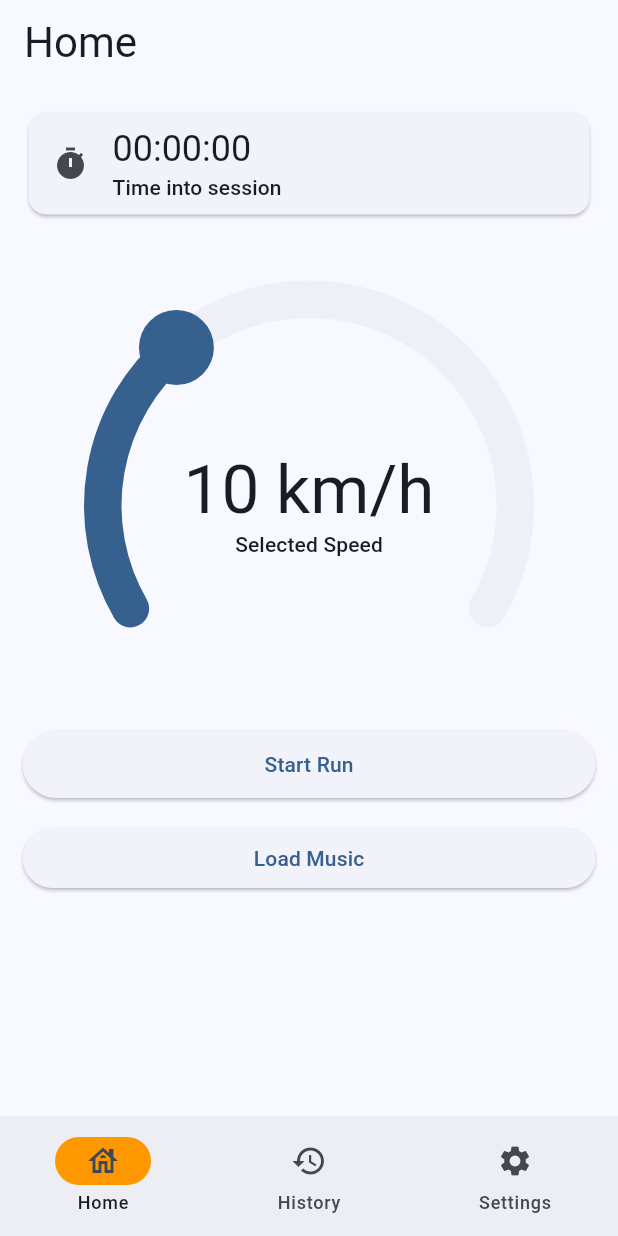
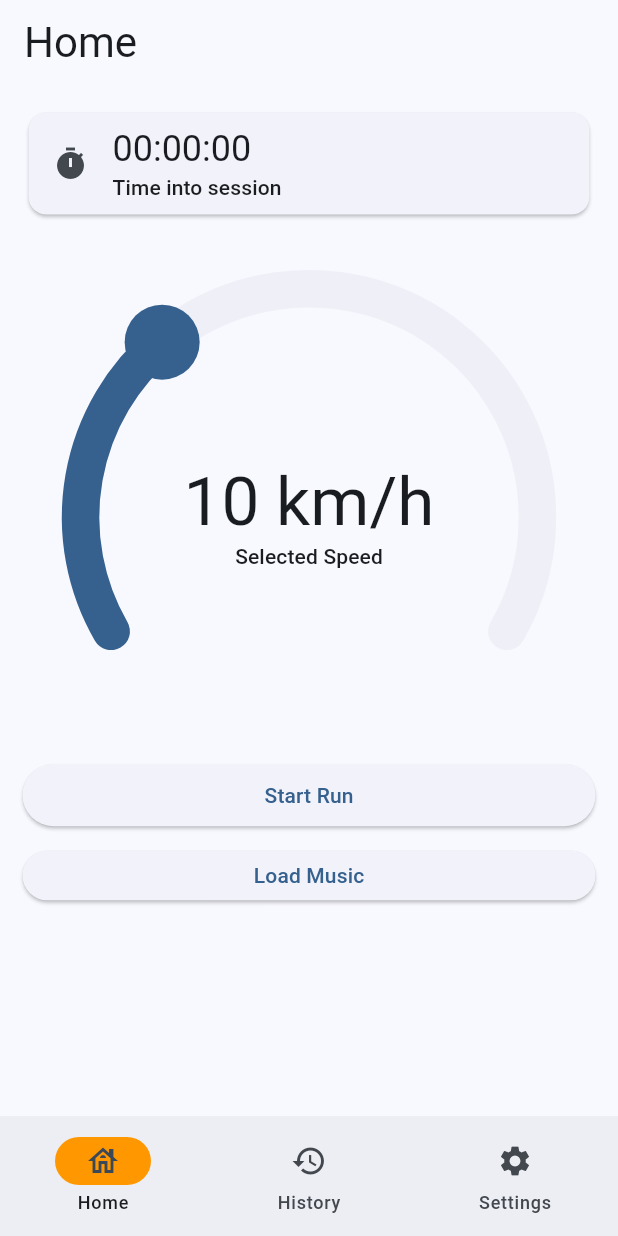
Before and after one commit to DHBW-Coding/jogdog, a Flutter app: the screen it shows after launch, on a phone screen of 412 x 824 dp. Run offline on Flutter 3.47's test engine with Material 2 defaults, Android fonts, the phone set to English and light mode, and no system bars; drawn by our look-alikes of sleek_circular_slider; our stand-ins replace file_picker, geolocator, just_audio, logger, pedometer, permission_handler and 1 more; missing offline and left inert: logger_flutter_plus.

Commit message:
Added a flexible layout

```diff
--- a/lib/main.dart
+++ b/lib/main.dart
@@ -1,7 +1,6 @@
-import 'dart:io';
-
 import 'package:flutter/foundation.dart';
 import 'package:flutter/material.dart';
+import 'package:flutter/services.dart';
 import 'package:jog_dog/pages/page_history.dart';
 import 'package:jog_dog/pages/page_home.dart';
 import 'package:jog_dog/pages/page_settings.dart';
@@ -39,6 +38,10 @@ class _MyApp extends State<MyApp> {
 
   @override
   Widget build(BuildContext context) {
+    SystemChrome.setPreferredOrientations([
+      DeviceOrientation.portraitUp,
+      DeviceOrientation.portraitDown,
+    ]);
     return MaterialApp(
       theme: AppTheme.lightTheme,
       darkTheme: AppTheme.darkTheme,
--- a/lib/pages/page_home.dart
+++ b/lib/pages/page_home.dart
@@ -1,3 +1,4 @@
+import 'dart:async';
 import 'package:flutter/foundation.dart';
 import 'package:flutter/material.dart';
 import 'package:jog_dog/utilities/run_music_logic.dart';
@@ -17,6 +18,7 @@ class Home extends StatefulWidget {
 class _HomeState extends State<Home> {
   int currentTime = 0;
   int _currentSpeed = 10;
+  late Timer timeElapsed;
   bool _isRunning = SessionManager().isRunning;
 
   @override
@@ -31,17 +33,16 @@ class _HomeState extends State<Home> {
       body: Padding(
         padding: const EdgeInsets.all(15),
         child: Center(
-          child: Column(
-            mainAxisAlignment: MainAxisAlignment.start,
+          child: ListView(
             children: [
               sessionDisplay(),
-              const SizedBox(
-                height: 40,
+              SizedBox(
+                height: MediaQuery.of(context).size.height * 0.04,
               ),
               speedSelector(),
               startRunButton(),
-              const SizedBox(
-                height: 20,
+              SizedBox(
+                height: MediaQuery.of(context).size.height * 0.02,
               ),
               const SpotifyButton(),
             ],
@@ -80,7 +81,7 @@ class _HomeState extends State<Home> {
       absorbing: _isRunning,
       child: SleekCircularSlider(
         appearance: CircularSliderAppearance(
-          size: 300,
+          size: MediaQuery.of(context).size.height * 0.4,
           customColors: CustomSliderColors(
             progressBarColor: Theme.of(context).colorScheme.primary,
             trackColor: Theme.of(context).colorScheme.onInverseSurface,
@@ -117,7 +118,7 @@ class _HomeState extends State<Home> {
 
   startRunButton() {
     return SizedBox(
-      height: 45,
+      height: MediaQuery.of(context).size.height * 0.05,
       width: double.infinity,
       child: _isRunning
           ? ElevatedButton(
@@ -150,10 +151,23 @@ class _HomeState extends State<Home> {
   }
 
   void startPressed() {
+    currentTime = 0;
     RunMusicLogic().startRun(_currentSpeed.toDouble(), 0.5);
+    //Timer that updates the time every second
+    timeElapsed = Timer.periodic(
+      const Duration(seconds: 1),
+      (timer) {
+        setState(
+          () {
+            currentTime++;
+          },
+        );
+      },
+    );
   }
 
   void stopPressed() {
+    timeElapsed.cancel();
     RunMusicLogic().finishRun();
   }
 }
--- a/lib/widgets/spotifybutton.dart
+++ b/lib/widgets/spotifybutton.dart
@@ -34,7 +34,7 @@ class SpotifyButtonState extends State<SpotifyButton>
                 child: const SpotifyCard(),
               )
             : SizedBox(
-                height: 40,
+                height: MediaQuery.of(context).size.height * 0.04,
                 width: double.infinity,
                 child: ElevatedButton(
                   child: const Text("Load Music"),
```
